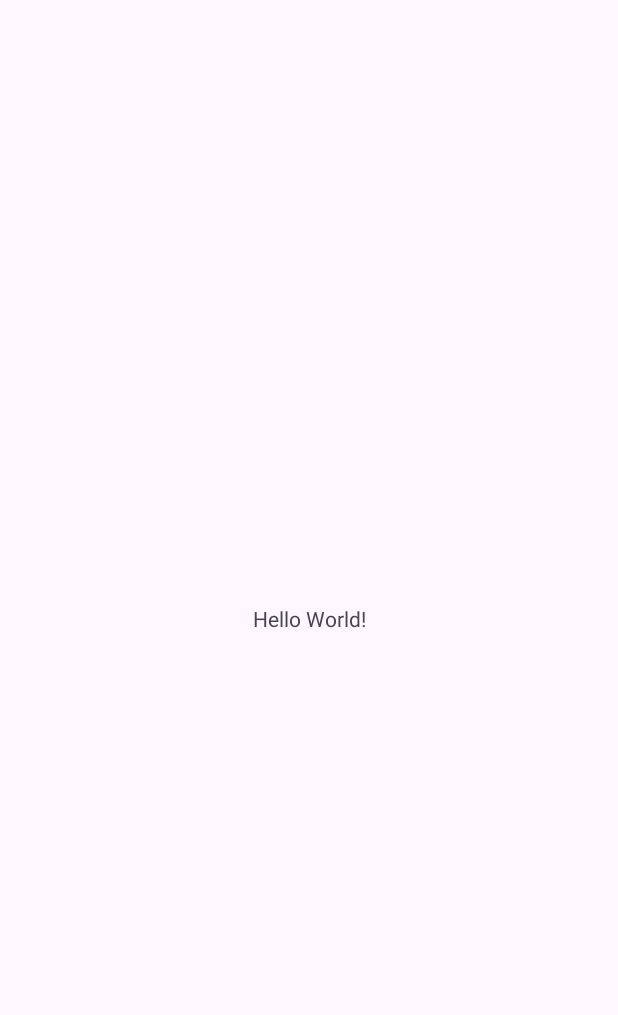
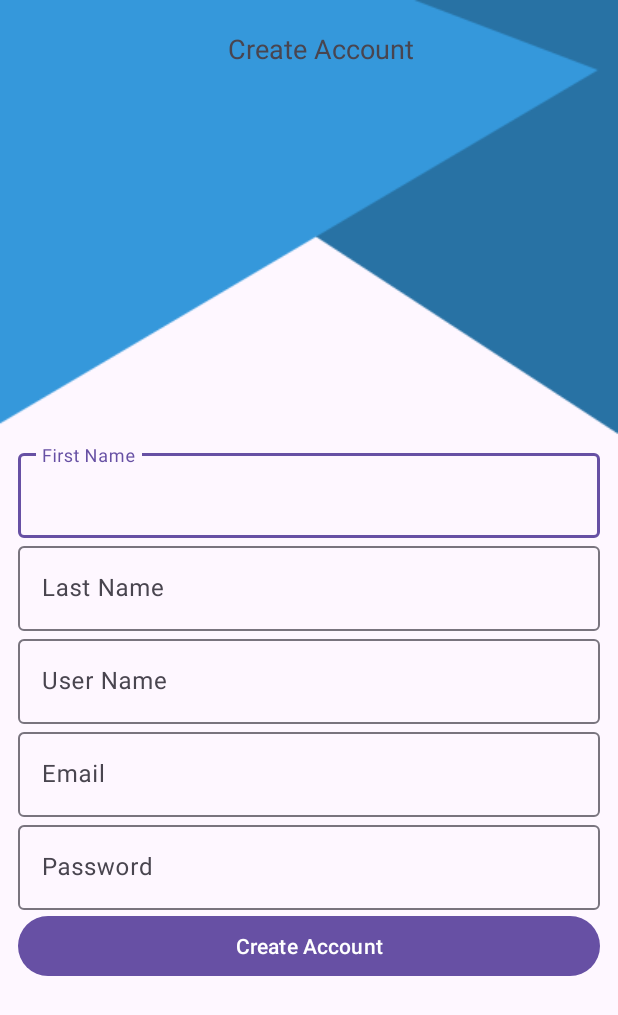
Before and after one commit to mohamedibrahemanwar/Chat_Application, an Android app: the screen it shows after launch (MainActivity before the commit, RegisterActivity after it), on a phone screen of 412 x 824 dp. Before the commit the part shown is almost empty. Shown: the top 1015 px of the screen. Run offline under Robolectric (Android 15) with nearby library versions, the phone set to English and light mode, and no system bars; our stand-ins replace data binding.

Commit message:
+ login page + register page

```diff
--- a/app/build.gradle
+++ b/app/build.gradle
@@ -45,4 +45,9 @@ dependencies {
     testImplementation 'junit:junit:4.13.2'
     androidTestImplementation 'androidx.test.ext:junit:1.1.5'
     androidTestImplementation 'androidx.test.espresso:espresso-core:3.5.1'
+
+    // view model and live data
+    def lifecycle_version = "2.6.1"
+    implementation "androidx.lifecycle:lifecycle-livedata-ktx:$lifecycle_version"
+    implementation "androidx.lifecycle:lifecycle-viewmodel-ktx:$lifecycle_version"
 }
--- a/app/src/main/java/com/example/chatapp/MainActivity.kt
+++ /dev/null
@@ -1,11 +0,0 @@
-package com.example.chatapp
-
-import androidx.appcompat.app.AppCompatActivity
-import android.os.Bundle
-
-class MainActivity : AppCompatActivity() {
-    override fun onCreate(savedInstanceState: Bundle?) {
-        super.onCreate(savedInstanceState)
-        setContentView(R.layout.activity_main)
-    }
-}
--- /dev/null
+++ b/app/src/main/java/com/example/chatapp/ui/login/LoginViewModel.kt
@@ -0,0 +1,6 @@
+package com.example.chatapp.ui.login
+
+import androidx.lifecycle.ViewModel
+
+class LoginViewModel : ViewModel() {
+}
--- /dev/null
+++ b/app/src/main/java/com/example/chatapp/ui/register/RegisterActivity.kt
@@ -0,0 +1,24 @@
+package com.example.chatapp.ui.register
+
+import androidx.appcompat.app.AppCompatActivity
+import android.os.Bundle
+import androidx.databinding.DataBindingUtil
+import androidx.lifecycle.ViewModelProvider
+import com.example.chatapp.R
+import com.example.chatapp.databinding.ActivityRegisterBinding
+
+class RegisterActivity : AppCompatActivity() {
+    lateinit var viewBinding: ActivityRegisterBinding
+    lateinit var viewModel: RegisterViewModel
+    override fun onCreate(savedInstanceState: Bundle?) {
+        super.onCreate(savedInstanceState)
+        //viewBinding = DataBindingUtil.setContentView(this,R.layout.activity_register)
+        initViews()
+    }
+
+    private fun initViews() {
+        viewBinding = ActivityRegisterBinding.inflate(layoutInflater)
+        setContentView(viewBinding.root)
+        viewModel = ViewModelProvider(this)[RegisterViewModel::class.java]
+    }
+}
--- /dev/null
+++ b/app/src/main/java/com/example/chatapp/ui/register/RegisterViewModel.kt
@@ -0,0 +1,6 @@
+package com.example.chatapp.ui.register
+
+import androidx.lifecycle.ViewModel
+
+class RegisterViewModel : ViewModel() {
+}
--- /dev/null
+++ b/app/src/main/java/com/example/chatapp/ui/splash/SplashScreen.kt
@@ -0,0 +1,27 @@
+package com.example.chatapp.ui.splash
+
+import android.content.Intent
+import androidx.appcompat.app.AppCompatActivity
+import android.os.Bundle
+import android.os.Handler
+import android.os.Looper
+import com.example.chatapp.R
+import com.example.chatapp.ui.login.LoginActivity
+import com.example.chatapp.ui.register.RegisterActivity
+
+class SplashScreen : AppCompatActivity() {
+    override fun onCreate(savedInstanceState: Bundle?) {
+        super.onCreate(savedInstanceState)
+        setContentView(R.layout.activity_splash_screen)
+
+        Handler(Looper.getMainLooper()).postDelayed({
+                                          startRegisterActivity()
+        },2000)
+    }
+
+    private fun startRegisterActivity() {
+        val intent = Intent(this@SplashScreen,RegisterActivity::class.java)
+        startActivity(intent)
+        finish()
+    }
+}
--- /dev/null
+++ b/app/src/main/res/layout/activity_register.xml
@@ -0,0 +1,58 @@
+<?xml version="1.0" encoding="utf-8"?>
+<layout xmlns:android="http://schemas.android.com/apk/res/android"
+    xmlns:app="http://schemas.android.com/apk/res-auto"
+    xmlns:tools="http://schemas.android.com/tools">
+
+    <data>
+
+    </data>
+
+
+    <androidx.coordinatorlayout.widget.CoordinatorLayout
+        android:background="@drawable/background"
+        android:layout_width="match_parent"
+        android:layout_height="match_parent"
+        tools:context=".ui.register.RegisterActivity">
+
+        <com.google.android.material.appbar.AppBarLayout
+            android:layout_width="match_parent"
+            android:layout_height="wrap_content"
+            android:background="@color/transparent"
+            app:elevation="0dp">
+
+            <androidx.appcompat.widget.Toolbar
+                android:id="@+id/toolbar"
+                android:layout_width="match_parent"
+                android:layout_height="?attr/actionBarSize"
+                android:background="@color/transparent"
+                >
+
+                <androidx.constraintlayout.widget.ConstraintLayout
+                    android:layout_width="match_parent"
+                    android:layout_height="match_parent">
+
+                    <TextView
+                        android:layout_width="wrap_content"
+                        android:layout_height="wrap_content"
+                        android:text="Create Account"
+                        app:layout_constraintStart_toStartOf="parent"
+                        app:layout_constraintEnd_toEndOf="parent"
+                        app:layout_constraintTop_toTopOf="parent"
+                        app:layout_constraintBottom_toBottomOf="parent"
+                        android:textSize="18sp"
+
+                        />
+
+
+                </androidx.constraintlayout.widget.ConstraintLayout>
+
+            </androidx.appcompat.widget.Toolbar>
+
+        </com.google.android.material.appbar.AppBarLayout>
+
+<include
+    android:id="@+id/content"
+    layout="@layout/content_register"/>
+
+    </androidx.coordinatorlayout.widget.CoordinatorLayout>
+</layout>
--- a/app/src/main/res/layout/activity_main.xml
+++ b/app/src/main/res/layout/activity_splash_screen.xml
@@ -4,15 +4,8 @@
     xmlns:tools="http://schemas.android.com/tools"
     android:layout_width="match_parent"
     android:layout_height="match_parent"
-    tools:context=".MainActivity">
-
-    <TextView
-        android:layout_width="wrap_content"
-        android:layout_height="wrap_content"
-        android:text="Hello World!"
-        app:layout_constraintBottom_toBottomOf="parent"
-        app:layout_constraintEnd_toEndOf="parent"
-        app:layout_constraintStart_toStartOf="parent"
-        app:layout_constraintTop_toTopOf="parent" />
+    tools:context=".ui.splash.SplashScreen"
+    android:background="@drawable/background"
+    >
 
 </androidx.constraintlayout.widget.ConstraintLayout>
--- /dev/null
+++ b/app/src/main/res/layout/content_register.xml
@@ -0,0 +1,114 @@
+<?xml version="1.0" encoding="utf-8"?>
+<layout xmlns:android="http://schemas.android.com/apk/res/android"
+    xmlns:tools="http://schemas.android.com/tools"
+    xmlns:app="http://schemas.android.com/apk/res-auto"
+    tools:showIn="@layout/activity_register">
+
+    <data>
+
+    </data>
+
+    <androidx.constraintlayout.widget.ConstraintLayout
+        android:layout_width="match_parent"
+        android:layout_height="match_parent"
+        app:layout_behavior="com.google.android.material.appbar.AppBarLayout$ScrollingViewBehavior"
+        android:padding="12dp"
+        tools:context = ".ui.register.RegisterActivity"
+        >
+
+        <androidx.constraintlayout.widget.Guideline
+            android:id="@+id/guideline"
+            android:layout_width="wrap_content"
+            android:layout_height="wrap_content"
+            android:orientation="horizontal"
+            app:layout_constraintGuide_percent=".3" />
+
+        <LinearLayout
+            android:layout_width="match_parent"
+            android:layout_height="wrap_content"
+            android:orientation="vertical"
+            app:layout_constraintTop_toBottomOf="@+id/guideline">
+
+            <com.google.android.material.textfield.TextInputLayout
+                android:id="@+id/first_name_layout"
+                android:layout_width="match_parent"
+                android:layout_height="wrap_content"
+                app:boxBackgroundColor="@color/transparent">
+
+                <EditText
+                    android:layout_width="match_parent"
+                    android:layout_height="wrap_content"
+                    android:hint="First Name"
+                    />
+            </com.google.android.material.textfield.TextInputLayout>
+
+            <com.google.android.material.textfield.TextInputLayout
+                android:id="@+id/last_name_layout"
+                android:layout_width="match_parent"
+                android:layout_height="wrap_content"
+                app:boxBackgroundColor="@color/transparent"
+                >
+
+                <EditText
+                    android:layout_width="match_parent"
+                    android:layout_height="wrap_content"
+                    android:hint="Last Name"
+                    />
+            </com.google.android.material.textfield.TextInputLayout>
+
+            <com.google.android.material.textfield.TextInputLayout
+                android:id="@+id/user_name_layout"
+                android:layout_width="match_parent"
+                android:layout_height="wrap_content"
+                app:boxBackgroundColor="@color/transparent"
+                >
+
+                <EditText
+                    android:layout_width="match_parent"
+                    android:layout_height="wrap_content"
+                    android:hint="User Name"
+                    />
+            </com.google.android.material.textfield.TextInputLayout>
+
+            <com.google.android.material.textfield.TextInputLayout
+                android:id="@+id/email_layout"
+                android:layout_width="match_parent"
+                android:layout_height="wrap_content"
+                app:boxBackgroundColor="@color/transparent"
+
+                >
+
+                <EditText
+                    android:layout_width="match_parent"
+                    android:layout_height="wrap_content"
+                    android:hint="Email"
+                    />
+            </com.google.android.material.textfield.TextInputLayout>
+
+            <com.google.android.material.textfield.TextInputLayout
+                android:id="@+id/password_layout"
+                android:layout_width="match_parent"
+                android:layout_height="wrap_content"
+                app:boxBackgroundColor="@color/transparent"
+                >
+
+                <EditText
+                    android:layout_width="match_parent"
+                    android:layout_height="wrap_content"
+                    android:hint="Password"
+                    />
+            </com.google.android.material.textfield.TextInputLayout>
+
+            <Button
+                android:id="@+id/create_account"
+                android:layout_width="match_parent"
+                android:layout_height="wrap_content"
+                android:text="Create Account"
+                android:paddingVertical="8dp" />
+
+        </LinearLayout>
+
+
+    </androidx.constraintlayout.widget.ConstraintLayout>
+
+</layout>
--- a/app/src/main/res/values/colors.xml
+++ b/app/src/main/res/values/colors.xml
@@ -1,5 +1,10 @@
 <?xml version="1.0" encoding="utf-8"?>
 <resources>
+    <color name="blue">#3598DB</color>
+    <color name="blueDark">#1F5B85</color>
+    <color name="purple_700">#FF3700B3</color>
+
     <color name="black">#FF000000</color>
     <color name="white">#FFFFFFFF</color>
+    <color name="transparent">#00000000</color>
 </resources>
```
Also changed, not shown: app/src/main/AndroidManifest.xml (+6 -1 lines), app/src/main/java/com/example/chatapp/ui/login/LoginActivity.kt (added, +23 -0 lines), app/src/main/res/layout/activity_login.xml (added, +58 -0 lines), app/src/main/res/layout/content_login.xml (added, +83 -0 lines), app/src/main/res/drawable-nodpi/background.png (added), app/src/main/res/drawable-nodpi/ic_group.png (added), app/src/main/res/drawable-nodpi/movies.png (added), app/src/main/res/drawable-nodpi/music.png (added), app/src/main/res/drawable-nodpi/sports.png (added).
